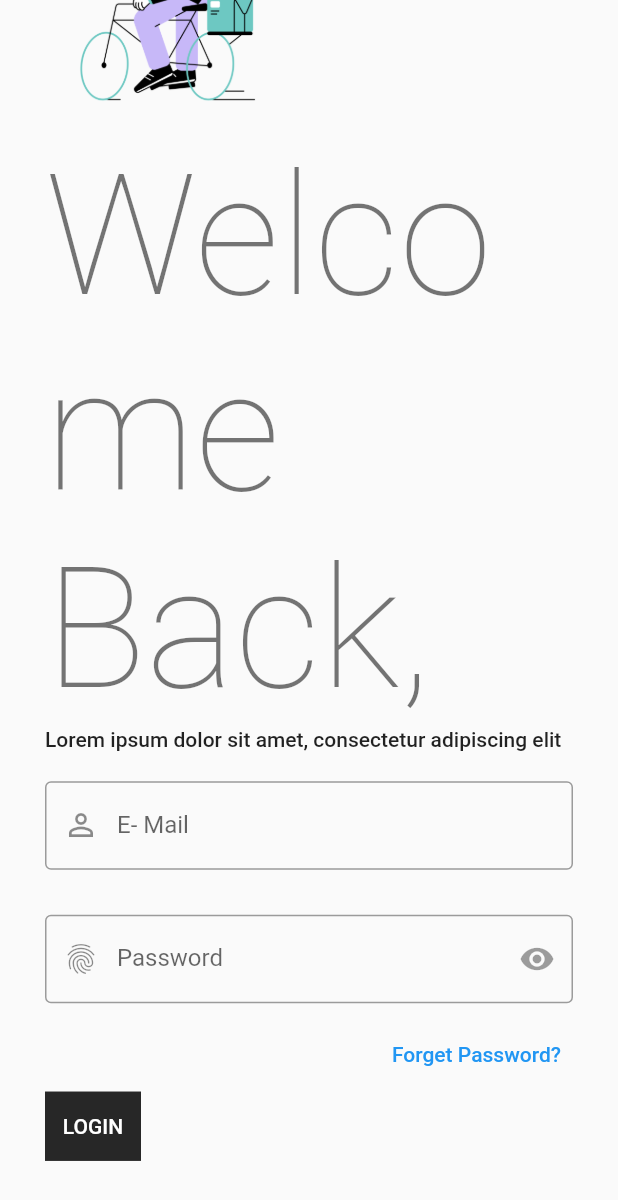
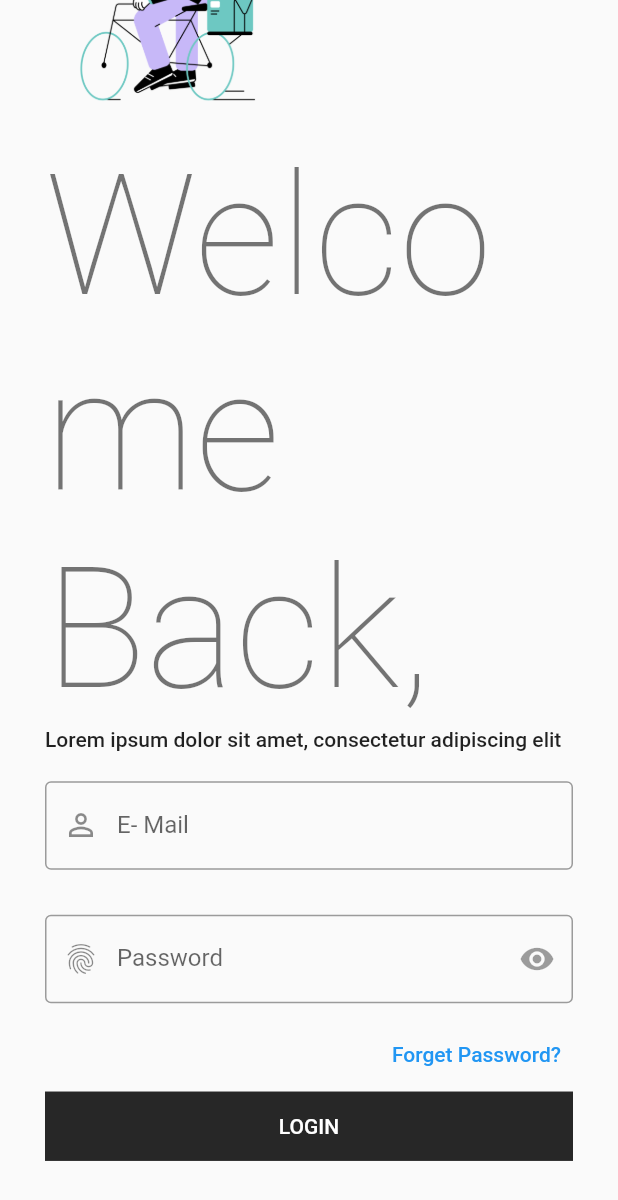
Before and after one commit to kamemia/e-commerce-pos, a Flutter app: the LoginScreen screen opened directly, scrolled down 103 dp, on a phone screen of 412 x 824 dp. Shown: the top 1200 px of the screen. Run offline on Flutter 3.47's test engine with Material 2 defaults, Android fonts, the phone set to English and light mode, and no system bars; our stand-ins replace get, google_fonts.

Commit message:
Update login page

```diff
--- /dev/null
+++ b/lib/src/features/authentication/screens/login/login_form_widget.dart
@@ -0,0 +1,56 @@
+import 'package:commerce/src/constants/sizes.dart';
+import 'package:commerce/src/constants/text_strings.dart';
+import 'package:flutter/material.dart';
+
+class LoginForm extends StatelessWidget {
+  const LoginForm({
+    Key? key,
+  }) : super(key: key);
+
+  @override
+  Widget build(BuildContext context) {
+    return Form(
+      child: Container(
+        padding:  const EdgeInsets.symmetric(vertical: tFormHeight -10),
+        child: Column(
+        crossAxisAlignment: CrossAxisAlignment.start,
+        children: [
+          TextFormField(
+            decoration: const InputDecoration(
+              prefixIcon: Icon(Icons.person_outline_outlined),
+              labelText: tEmail,
+              hintText: tEmailHint,
+              border: OutlineInputBorder(),
+            ),
+          ),
+          const SizedBox(height: tFormHeight,),
+          TextFormField(
+            decoration: const InputDecoration(
+              prefixIcon: Icon(Icons.fingerprint),
+              labelText: tPassword,
+              hintText: tPassword,
+              border: OutlineInputBorder(),
+            suffixIcon:
+              IconButton(onPressed: null,
+              icon: Icon(Icons.remove_red_eye_sharp),
+              ),
+            ),
+          ),
+          const SizedBox(height: tFormHeight -20),
+          Align(
+            alignment: Alignment.centerRight,
+            child: TextButton(onPressed: () {},
+            child: const Text(tForgetPassword)),
+            ),
+          SizedBox(
+            width: double.infinity,
+            child: ElevatedButton(onPressed: () {},
+            child: Text(tLogin.toUpperCase()),
+            ),
+          ),
+        ],
+    ),
+      ),
+    );
+  }
+}
--- a/lib/src/features/authentication/screens/login/login_screen.dart
+++ b/lib/src/features/authentication/screens/login/login_screen.dart
@@ -2,6 +2,8 @@ import 'package:commerce/src/constants/image_strings.dart';
 import 'package:commerce/src/constants/sizes.dart';
 import 'package:commerce/src/constants/text_strings.dart';
 import 'package:flutter/material.dart';
+
+import 'login_form_widget.dart';
 
 class LoginScreen extends StatelessWidget {
   const LoginScreen({Key? key}) : super(key: key);
@@ -29,46 +31,7 @@ class LoginScreen extends StatelessWidget {
               ),
 
               // Section 2 {form}
-              Form(
-                child: Container(
-                  padding:  const EdgeInsets.symmetric(vertical: tFormHeight -10),
-                  child: Column(
-                  crossAxisAlignment: CrossAxisAlignment.start,
-                  children: [
-                    TextFormField(
-                      decoration: const InputDecoration(
-                        prefixIcon: Icon(Icons.person_outline_outlined),
-                        labelText: tEmail,
-                        hintText: tEmailHint,
-                        border: OutlineInputBorder(),
-                      ),
-                    ),
-                    const SizedBox(height: tFormHeight,),
-                    TextFormField(
-                      decoration: const InputDecoration(
-                        prefixIcon: Icon(Icons.fingerprint),
-                        labelText: tPassword,
-                        hintText: tPassword,
-                        border: OutlineInputBorder(),
-                      suffixIcon:
-                        IconButton(onPressed: null,
-                        icon: Icon(Icons.remove_red_eye_sharp),
-                        ),
-                      ),
-                    ),
-                    const SizedBox(height: tFormHeight -20),
-                    Align(
-                      alignment: Alignment.centerRight,
-                      child: TextButton(onPressed: () {},
-                      child: const Text(tForgetPassword)),
-                      ),
-                    ElevatedButton(onPressed: () {},
-                    child: Text(tLogin.toUpperCase()),
-                    ),
-                  ],
-              ),
-                ),
-              ),
+              const LoginForm(),
             ],
           ),
         ),
```
